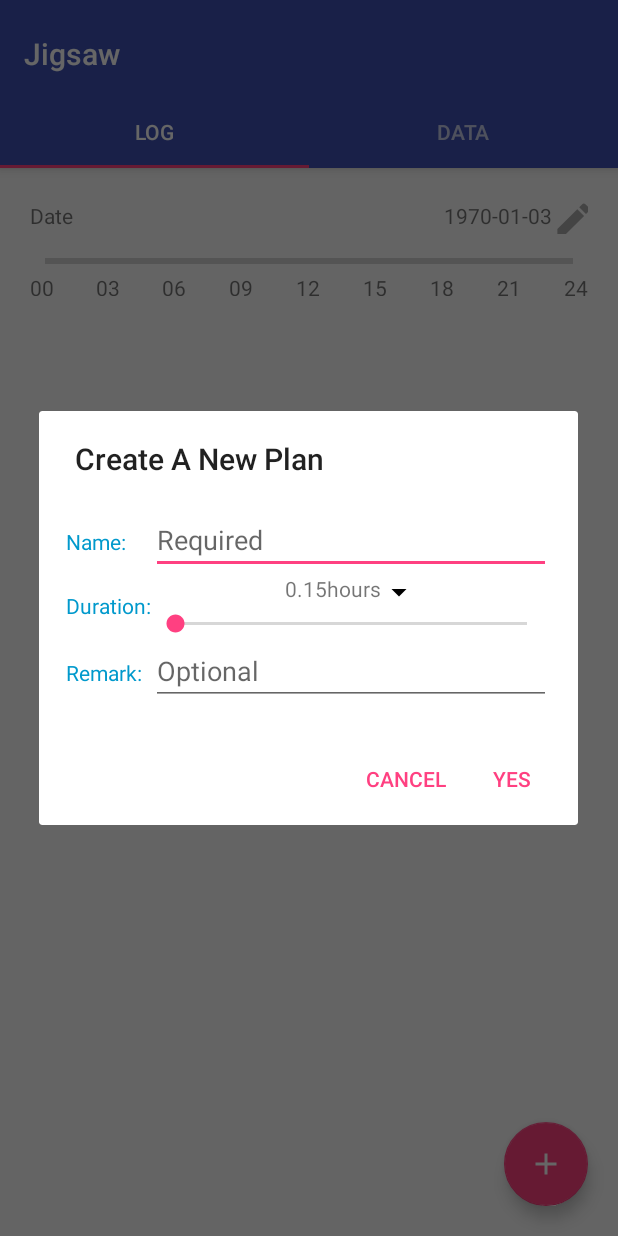
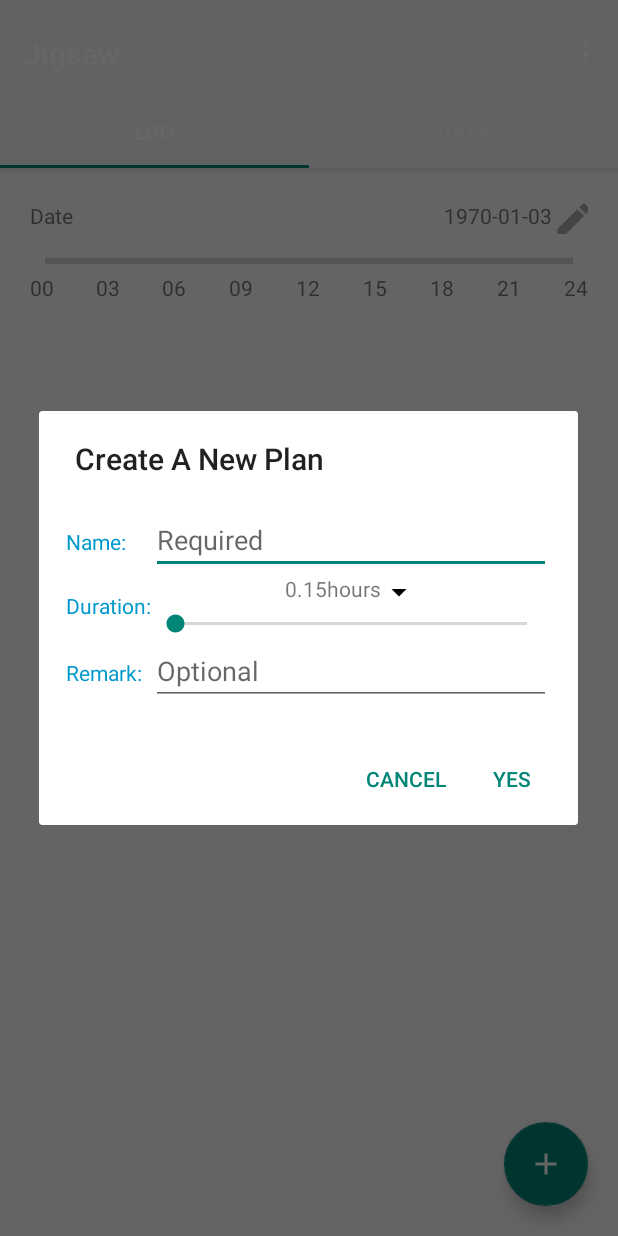
Before and after one commit to AlexVII/Jigsaw, an Android app: the MainActivity screen opened directly, with no data from a screen before it, after a tap on an icon or button, on a phone screen of 412 x 824 dp. Run offline under Robolectric (Android 15) with nearby library versions, the phone set to English and light mode, and no system bars; libraries missing offline, so code that uses them is left out: com.github.mikephil.charting; 65 statements that could not run were skipped.

Commit message:
Added some themes

```diff
--- a/app/src/main/AndroidManifest.xml
+++ b/app/src/main/AndroidManifest.xml
@@ -7,7 +7,7 @@
         android:icon="@mipmap/jigsaw_icon"
         android:label="@string/app_name"
         android:supportsRtl="true"
-        android:theme="@style/AppTheme">
+        android:theme="@style/DefaultTheme">
         <uses-permission android:name="android.permission.RESTART_PACKAGES" />
 
         <activity
--- a/app/src/main/java/com/smu_bme/jigsaw/MainActivity.java
+++ b/app/src/main/java/com/smu_bme/jigsaw/MainActivity.java
@@ -1,9 +1,7 @@
 package com.smu_bme.jigsaw;
 
-import android.content.Context;
 import android.content.DialogInterface;
 import android.content.Intent;
-import android.support.design.widget.CoordinatorLayout;
 import android.support.design.widget.TabLayout;
 import android.support.design.widget.FloatingActionButton;
 import android.support.v7.app.AlertDialog;
@@ -12,23 +10,18 @@ import android.support.v7.widget.Toolbar;
 import android.support.v4.app.Fragment;
 import android.support.v4.app.FragmentManager;
 import android.support.v4.app.FragmentPagerAdapter;
-import android.support.v4.view.ViewPager;
 import android.os.Bundle;
-import android.util.Log;
 import android.view.LayoutInflater;
+import android.view.Menu;
 import android.view.MenuItem;
 import android.view.View;
 import android.view.ViewGroup;
-import android.view.WindowManager;
-import android.view.inputmethod.InputMethodManager;
 import android.widget.EditText;
-import android.widget.FrameLayout;
 import android.widget.ImageButton;
 import android.widget.PopupMenu;
 import android.widget.SeekBar;
 import android.widget.TextView;
 import android.widget.Toast;
-import com.github.mikephil.charting.charts.Chart;
 
 import java.sql.Date;
 
@@ -44,6 +37,18 @@ public class MainActivity extends AppCompatActivity {
     DbHelper dbHelper;
     public Calendar CurrentCalendar = Calendar.getInstance();
     public Calendar ShowedCalendar = CurrentCalendar;
+    AlertDialog dialog;
+    Intent intent;
+    View layout;
+    LayoutInflater inflater;
+//    public final static int THEME_DEFAULT = 0;
+//    public final static int THEME_WHITE = 1;
+//    public final static int THEME_BLUE = 2;
+//    public final static int THEME_BLUE = 2;
+//    public final static int THEME_BLUE = 2;
+//    public final static int THEME_BLUE = 2;
+//    public final static int THEME_BLUE = 2;
+//    public final static int THEME_BLUE = 2;
 
     @Override
     protected void onCreate(Bundle savedInstanceState) {
@@ -63,8 +68,8 @@ public class MainActivity extends AppCompatActivity {
             private double duration = 0.15;
             @Override
             public void onClick(View v) {
-                final LayoutInflater inflater = LayoutInflater.from(MainActivity.this);
-                final View layout = inflater.inflate(R.layout.dialog, null);
+                inflater = LayoutInflater.from(MainActivity.this);
+                layout = inflater.inflate(R.layout.dialog_create, null);
                 final EditText name = (EditText) layout.findViewById(R.id.create_name);
                 final EditText remark = (EditText) layout.findViewById(R.id.create_remark);
                 final TextView textView = (TextView) layout.findViewById(R.id.show_duration);
@@ -113,7 +118,7 @@ public class MainActivity extends AppCompatActivity {
                         textView.setText(duration + "hours");
                     }
                 });
-                new AlertDialog.Builder(MainActivity.this).setTitle(getString(R.string.create)).setView(layout).setPositiveButton(getString(R.string.yes),
+                dialog = new AlertDialog.Builder(MainActivity.this).setTitle(getString(R.string.create)).setView(layout).setPositiveButton(getString(R.string.yes),
                         new DialogInterface.OnClickListener() {
                             String CurrentDateString = new SimpleDateFormat("yyyy-MM-dd").format(CurrentCalendar.getTime());
                             String CurrentTimeString = new SimpleDateFormat("mm:ss").format(CurrentCalendar.getTime());
@@ -133,7 +138,7 @@ public class MainActivity extends AppCompatActivity {
                                         dbData = new DbData(CurrentDateString, CurrentTimeString ,(int)duration * 3600, nameInput, remarkInput);
                                         dbHelper.addData(dbData);
                                     }
-                                    Intent intent = new Intent(MainActivity.this, TimerActivity.class);
+                                    intent = new Intent(MainActivity.this, TimerActivity.class);
                                     intent.putExtra("Event", dbData);
                                     startActivity(intent);
                                 }
@@ -144,10 +149,46 @@ public class MainActivity extends AppCompatActivity {
 //        Intent intent = getIntent();
 //        if (intent.getStringExtra("Action").equals("button")){
 //           fab.callOnClick();
-//        } else if (intent.getStringExtra("Action").equals("dialog")) {
+//        } else if (intent.getStringExtra("Action").equals("dialog_create")) {
 //            new AlertDialog.Builder(MainActivity.this).setTitle(getString(R.string.create))
 //                    .setPositiveButton(getString(R.string.yes),null).show();
 //        }
+    }
+
+
+    @Override
+    public boolean onCreateOptionsMenu(Menu menu) {
+        getMenuInflater().inflate(R.menu.toolbar, menu);
+        return true;
+    }
+
+    @Override
+    public boolean onOptionsItemSelected(MenuItem item) {
+        inflater = LayoutInflater.from(MainActivity.this);
+        switch (item.getItemId()){
+            case R.id.theme:
+                layout = inflater.inflate(R.layout.dialog_select_theme, null);
+                dialog = new AlertDialog.Builder(MainActivity.this).setView(layout).setNegativeButton(getString(R.string.cancel), null)
+                        .show();
+                break;
+            case R.id.back_to_jigsaw: intent = new Intent(MainActivity.this, JigsawActivity.class);
+                startActivity(intent);
+                break;
+            case R.id.background:
+                layout = inflater.inflate(R.layout.dialog_select_background, null);
+                dialog = new AlertDialog.Builder(MainActivity.this).setView(layout).setNegativeButton(getString(R.string.cancel), null)
+                        .show();
+                break;
+//            case R.id.tutorial: intent = new Intent(MainActivity.this, MainActivity.this);
+//                break;
+            case R.id.about_jigsaw:
+                layout = inflater.inflate(R.layout.dialog_about_jigsaw, null);
+                dialog = new AlertDialog.Builder(MainActivity.this).setView(layout).setTitle(getString(R.string.about_jigsaw)).setPositiveButton(getString(R.string.yes), null).show();
+                break;
+            default:
+                break;
+        }
+        return super.onOptionsItemSelected(item);
     }
 
     public static class PlaceholderFragment extends Fragment {
--- a/app/src/main/java/com/smu_bme/jigsaw/TimerActivity.java
+++ b/app/src/main/java/com/smu_bme/jigsaw/TimerActivity.java
@@ -55,7 +55,7 @@ public class TimerActivity extends AppCompatActivity {
             textView.setText("Get");
             progressBar.setProgress(a);
             Intent intent = new Intent(TimerActivity.this, MainActivity.class);
-            intent.putExtra("Action", "dialog");
+            intent.putExtra("Action", "dialog_create");
             startActivity(intent);
             finish();
         }
--- /dev/null
+++ b/app/src/main/res/menu/toolbar.xml
@@ -0,0 +1,30 @@
+<menu xmlns:android="http://schemas.android.com/apk/res/android"
+    xmlns:app="http://schemas.android.com/apk/res-auto"
+    xmlns:tools="http://schemas.android.com/tools"
+    tools:context="com.smu_bme.jigsaw.MainActivity">
+    <item
+        android:id="@+id/theme"
+        android:orderInCategory="100"
+        android:title="@string/theme"
+        app:showAsAction="never" />
+    <item
+        android:id="@+id/background"
+        android:orderInCategory="100"
+        android:title="@string/background"
+        app:showAsAction="never" />
+    <item
+        android:id="@+id/back_to_jigsaw"
+        android:orderInCategory="100"
+        android:title="@string/back_to_jigsaw"
+        app:showAsAction="never" />
+    <item
+        android:id="@+id/tutorial"
+        android:orderInCategory="100"
+        android:title="@string/tutorial"
+        app:showAsAction="never" />
+    <item
+        android:id="@+id/about_jigsaw"
+        android:orderInCategory="100"
+        android:title="@string/about_jigsaw"
+        app:showAsAction="never" />
+</menu>
--- a/app/src/main/res/values/strings.xml
+++ b/app/src/main/res/values/strings.xml
@@ -8,6 +8,11 @@
     <string name="date">Date</string>
     <string name="Log">Log</string>
     <string name="Data">Data</string>
+    <string name="theme">Theme</string>
+    <string name="background">Jigsaw</string>
+    <string name="back_to_jigsaw">Back to Jigsaw View</string>
+    <string name="tutorial">Tutorial</string>
+    <string name="about_jigsaw">About Jigsaw</string>
 
     <string name="create">Create A New Plan</string>
     <string name="Name">Name:</string>
@@ -54,7 +59,7 @@
     <string name="delete_title">Deleting</string>
 
 
-    <string name="piechart">每日学习</string>
+    <string name="pie_chart_title">每日学习</string>
 
     <string name="sunday">Sunday</string>
     <string name="monday">Monday</string>
@@ -65,12 +70,26 @@
     <string name="saturday">Saturday</string>
     <string name="week"></string>
 
-    <string name="gettostart">Get to start your Jigsaw Puzzle trip!</string>
-    <string name="nofoundonday">在这一天并没有找到任何记录</string>
-    <string name="nofoundonweek">整整一周都没有找到记录呢</string>
+    <string name="get_to_start">Get to start your Jigsaw Puzzle trip!</string>
+    <string name="no_found_on_day">在这一天并没有找到任何记录</string>
+    <string name="no_found_on_week">整整一周都没有找到记录呢</string>
 
 
     <string name="timer">Timer</string>
 
     <string name="card_view">Card View</string>
+
+    <string name="theme_banana">Banana</string>
+    <string name="theme_default">Default</string>
+    <string name="theme_blueberry">Blueberry</string>
+    <string name="theme_tomato">Tomato</string>
+    <string name="theme_sage">Sage</string>
+    <string name="theme_grape">Grape</string>
+    <string name="theme_graphite">Graphite</string>
+
+
+    <string name="version">Version 1.0</string>
+    <string name="producer">Produced By \n Toaru SMU No Idea Project</string>
+    <string name="introduction">balbalabala</string>
+    <string name="gettostart"></string>
 </resources>
```
Also changed, not shown: app/src/main/java/com/smu_bme/jigsaw/ChartView.java (+4 -4 lines), app/src/main/res/layout/dialog_about_jigsaw.xml (added, +50 -0 lines), app/src/main/res/layout/dialog_select_background.xml (added, +86 -0 lines), app/src/main/res/layout/dialog_select_theme.xml (added, +51 -0 lines), app/src/main/res/values/styles.xml (+36 -10 lines), app/src/main/res/layout/dialog_create.xml (renamed from app/src/main/res/layout/dialog.xml), 1 other file.
